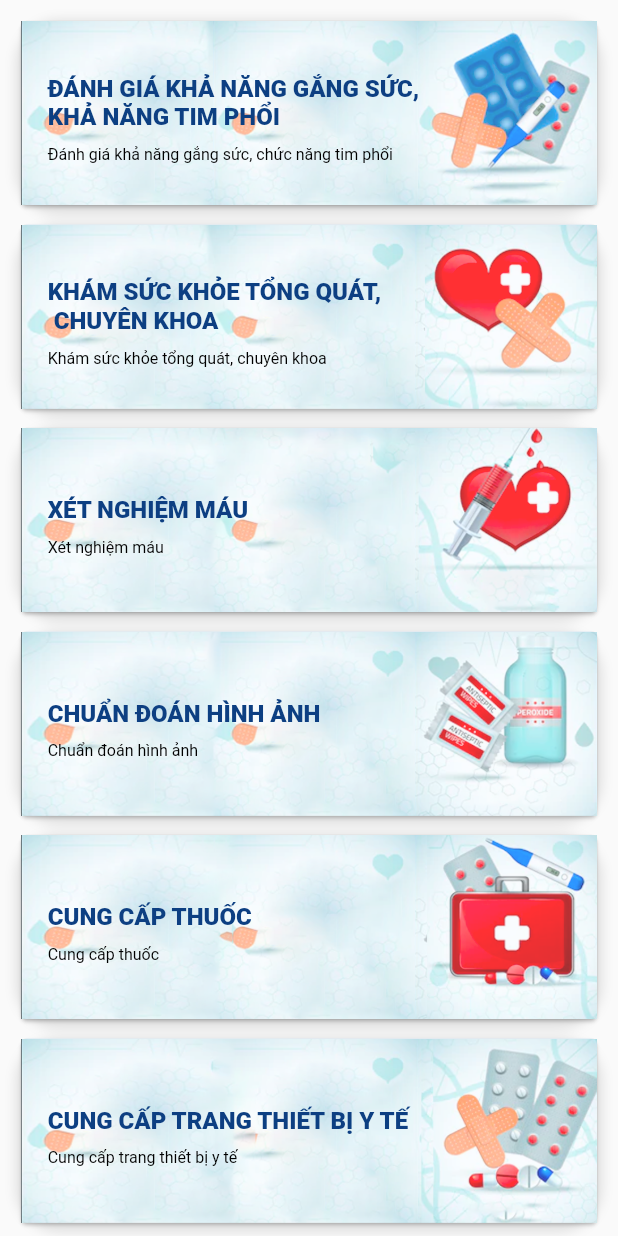
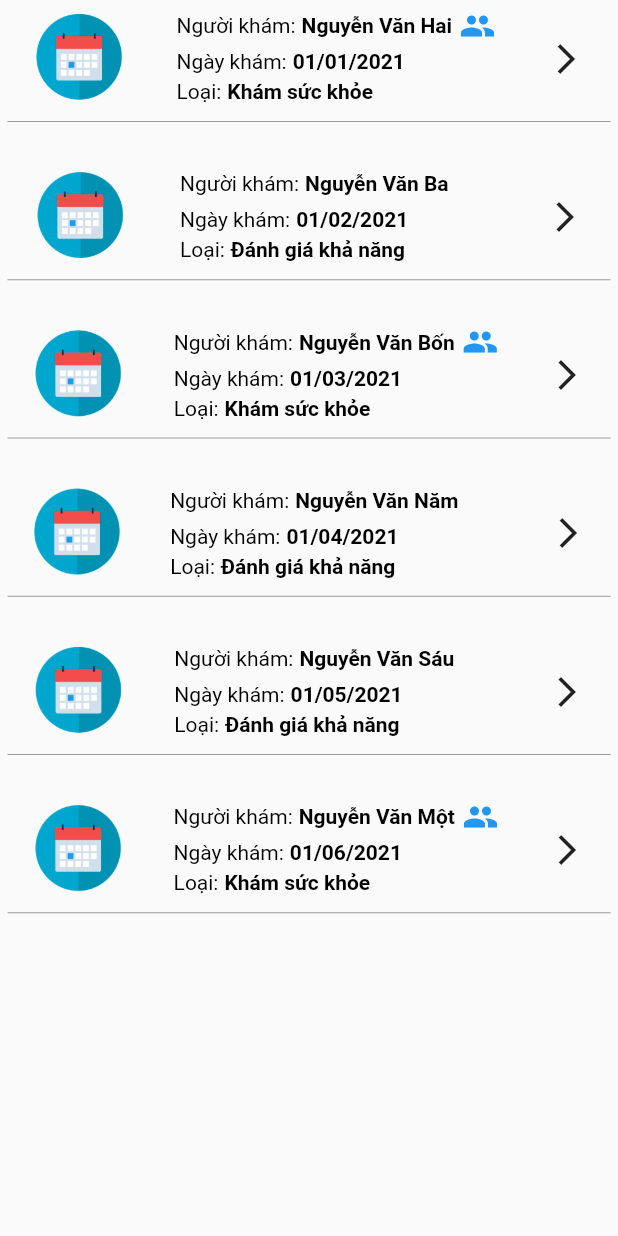
Before and after one commit to lqchuong/RoyalHealthcare, a Flutter app: the AppListView widget shown alone on an empty page, opened directly, on a phone screen of 412 x 824 dp. Run offline on Flutter 3.47's test engine with Material 2 defaults, Android fonts, the phone set to English and light mode, and no system bars; our stand-ins replace carousel_pro, cloud_firestore, dots_indicator, dropdown_button2, firebase_auth, firebase_core and 4 more; missing offline and left inert: dart:ffi, numeric_keyboard; accounts and stored records are empty; network calls fail.

Commit message:
add list register

```diff
--- a/lib/app/modules/user/views/user_page.dart
+++ b/lib/app/modules/user/views/user_page.dart
@@ -167,7 +167,7 @@ class _UserPageState extends State<UserPage> {
                       const Divider(color: Colors.black38,),
                       InkWell(
                         onTap: () {
-                          Navigator.of(context).pushNamed('/detail');
+                          Get.toNamed(Routes.REGISTERLIST);
                         },
                         child: Container(
                           height: 80,
--- a/lib/app/routes/app_pages.dart
+++ b/lib/app/routes/app_pages.dart
@@ -8,6 +8,7 @@ import 'package:food_delivery/app/modules/user/views/user_page.dart';
 import 'package:get/get.dart';
 
 import '../modules/register/views/register_HealthCheck.dart';
+import '../modules/register/views/register_list.dart';
 
 part 'app_routes.dart';
 
@@ -46,6 +47,8 @@ class AppPages {
       name: _Paths.REGISTERHEALTHCHECK,
       page: () => RegisterHealthCheck(),
     ),
-
+    GetPage(
+        name: _Paths.REGISTERLIST,
+        page: () => RegisterList())
   ];
 }
--- a/lib/app/routes/app_routes.dart
+++ b/lib/app/routes/app_routes.dart
@@ -13,6 +13,7 @@ abstract class Routes {
   static const SPLASHSCREEN = _Paths.SPLASHSCREEN;
   static const USERPAGE = _Paths.USERPAGE;
   static const REGISTERHEALTHCHECK = _Paths.REGISTERHEALTHCHECK;
+  static const REGISTERLIST = _Paths.REGISTERLIST;
 }
 
 abstract class _Paths {
@@ -25,7 +26,7 @@ abstract class _Paths {
   static const SPLASHSCREEN = '/SplashScreen';
   static const USERPAGE = '/UserPage';
   static const REGISTERHEALTHCHECK = '/RegisterHealthCheck';
-
+  static const REGISTERLIST = '/RegisterList';
 
 
 }
--- a/lib/app/widgets/list_view.dart
+++ b/lib/app/widgets/list_view.dart
@@ -12,23 +12,21 @@ class AppListView extends StatelessWidget {
   @override
   Widget build(BuildContext context) {
     List<Map<String, dynamic>> categories = [
-      {"img": "assets/icon_home_page/ic1.png","title":"ĐÁNH GIÁ KHẢ NĂNG GẮNG SỨC,\nKHẢ NĂNG TIM PHỔI", "text": "Đánh giá khả năng gắng sức, chức năng tim phổi"},
-      {"img": "assets/icon_home_page/ic2.png","title":"KHÁM SỨC KHỎE TỔNG QUÁT,\n CHUYÊN KHOA", "text": "Khám sức khỏe tổng quát, chuyên khoa"},
-      {"img": "assets/icon_home_page/ic3.png","title":"XÉT NGHIỆM MÁU", "text": "Xét nghiệm máu"},
-      {"img": "assets/icon_home_page/ic4.png","title":"CHUẨN ĐOÁN HÌNH ẢNH", "text": "Chuẩn đoán hình ảnh"},
-      {"img": "assets/icon_home_page/ic5.png","title":"CUNG CẤP THUỐC", "text": "Cung cấp thuốc"},
-      {"img": "assets/icon_home_page/ic6.png","title":"CUNG CẤP TRANG THIẾT BỊ Y TẾ", "text": "Cung cấp trang thiết bị y tế"},
-      {"img": "assets/icon_home_page/ic5.png","title":"CÁC GÓI KHÁM SỨC KHỎE", "text": "Các gói khám sức khỏe"},
-      {"img": "assets/icon_home_page/ic6.png","title":"CÂU LẠC BỘ BỆNH NHÂN", "text": "Câu lạc bộ bệnh nhân"},
+      {"name": "Nguyễn Văn Hai","date":"01/01/2021","other":true, "type": "Khám sức khỏe"},
+      {"name": "Nguyễn Văn Ba","date":"01/02/2021","other":false, "type": "Đánh giá khả năng"},
+      {"name": "Nguyễn Văn Bốn","date":"01/03/2021","other":true, "type": "Khám sức khỏe"},
+      {"name": "Nguyễn Văn Năm","date":"01/04/2021","other":false, "type": "Đánh giá khả năng"},
+      {"name": "Nguyễn Văn Sáu","date":"01/05/2021","other":false, "type": "Đánh giá khả năng"},
+      {"name": "Nguyễn Văn Một","date":"01/06/2021","other":true, "type": "Khám sức khỏe"},
     ];
 
    return GridView.builder(
      // shrinkWrap: true,
-       padding: EdgeInsets.all(10),
+       padding: EdgeInsets.all(5),
      shrinkWrap: true,
      physics: NeverScrollableScrollPhysics(),
        gridDelegate: const SliverGridDelegateWithFixedCrossAxisCount(
-         childAspectRatio:3/1,
+         childAspectRatio:4/1,
          crossAxisCount: 1,
          crossAxisSpacing: 5,
          mainAxisSpacing: 5
@@ -42,62 +40,100 @@ class AppListView extends StatelessWidget {
               Navigator.of(context).pushNamed('/detail');
             },
            child: Container(
-             decoration: BoxDecoration(
-               borderRadius: BorderRadius.circular(30),
-               boxShadow: [
-                 BoxShadow(
-                   color: AppColors.shadowColor,
-                   blurRadius: 5.0,
-                   offset: Offset(0,3),
+
+             child: Column(
+               children: [
+                 Row(
+                   mainAxisAlignment: MainAxisAlignment.spaceAround,
+                   children: [
+                     Image.asset("assets/icon_home_page/Calendar.png", width: 60,height: 60,),
+
+                     Column(
+                       mainAxisAlignment: MainAxisAlignment.start,
+                             crossAxisAlignment: CrossAxisAlignment.start,
+                             children: [
+                               Row(
+                                 children: [
+                                   SmallText(text: "Người khám:", color: Colors.black,size: 14,),
+                                   SizedBox(width: 4,),
+                                   SmallText(text: categories[index]["name"] , fontWeight: FontWeight.w600, color: Colors.black,size: 14,),
+                                   SizedBox(width: 5,),
+                                   categories[index]["other"] ? Icon(Icons.people, color: Colors.blue,): Icon(null)
+                                 ],
+                               ),
+                               SizedBox(height: 4,),
+                               Row(
+                                 children: [
+                                   SmallText(text: "Ngày khám:", color: Colors.black,size: 14,),
+                                   SizedBox(width: 4,),
+                                   SmallText(text: categories[index]["date"],fontWeight: FontWeight.w600, color: Colors.black,size: 14,),
+                                 ],
+                               ),
+                               SizedBox(height: 4,),
+                               Row(
+                                 children: [
+                                   SmallText(text: "Loại:", color: Colors.black,size: 14,),
+                                   SizedBox(width: 4,),
+                                   SmallText(text: categories[index]["type"],fontWeight: FontWeight.w600, color: Colors.black,size: 14,),
+                                 ],
+                               ),
+                               SizedBox(height: 4,),
+
+                      ],
+                      ),
+                     Icon(Icons.arrow_forward_ios)
+                  ],
                  ),
-
+                 const Divider(color: Colors.black38,),
                ],
-             ),
-             child: Card(
-               color: Colors.blue[50],
-               child: Container(
-                 // padding: EdgeInsets.only(left: Dimensions.width10,
-                 //     right: Dimensions.width10),
-                 child:   Container(
-                   decoration: BoxDecoration(
-                     image: DecorationImage(
-                       fit: BoxFit.cover,
-                       opacity: 0.8,
-                       image: AssetImage(
-                         categories[index]["img"],
-                       ),
-                     ),
-                   ),
-                   child:  Container(
-
-                     padding: EdgeInsets.only(
-                         left: Dimensions.width20,
-                         top: Dimensions.height20
-
-                     ),
-                     child:  Column(
-                       crossAxisAlignment: CrossAxisAlignment.start,
-                       mainAxisAlignment: MainAxisAlignment.center,
-                       children: [
-
-                         BigText(text: categories[index]["title"],
-                           color: AppColors.mainColor,fontWeight: FontWeight.w900,size: 16,),
-                         SizedBox(height: Dimensions.height10,),
-                         SmallText(text: categories[index]["text"],
-                             color: Colors.black),
-                         SizedBox(height: Dimensions.height10,),
-
-                       ],
-                     ),
-                   ),
-
-                 ),
+             )
 
 
-               ),
-
-
-             ),
+             // Card(
+             //   color: Colors.blue[50],
+             //   child: Container(
+             //     // padding: EdgeInsets.only(left: Dimensions.width10,
+             //     //     right: Dimensions.width10),
+             //     child:   Container(
+             //       decoration: BoxDecoration(
+             //         image: DecorationImage(
+             //           fit: BoxFit.cover,
+             //           opacity: 0.8,
+             //           image: AssetImage(
+             //             categories[index]["img"],
+             //           ),
+             //         ),
+             //       ),
+             //       child:  Container(
+             //
+             //         padding: EdgeInsets.only(
+             //             left: Dimensions.width20,
+             //             top: Dimensions.height20
+             //
+             //         ),
+             //         child:  Column(
+             //           crossAxisAlignment: CrossAxisAlignment.start,
+             //           mainAxisAlignment: MainAxisAlignment.center,
+             //           children: [
+             //
+             //             BigText(text: categories[index]["title"],
+             //               color: AppColors.mainColor,fontWeight: FontWeight.w900,size: 16,),
+             //             SizedBox(height: Dimensions.height10,),
+             //             SmallText(text: categories[index]["text"],
+             //                 color: Colors.black),
+             //             SizedBox(height: Dimensions.height10,),
+             //
+             //           ],
+             //         ),
+             //       ),
+             //
+             //     ),
+             //
+             //
+             //   ),
+             //
+             //
+             // ),
            )
          );
 
--- a/lib/app/widgets/text/small_text.dart
+++ b/lib/app/widgets/text/small_text.dart
@@ -8,11 +8,13 @@ class SmallText extends StatelessWidget {
   final String text;
   double size;
   double height;
+  FontWeight fontWeight ;
 
   SmallText({Key? key, this.color = const Color(0xFF89dad0),
     required this.text,
     this.size = 0,
-    this.height = 1.2
+    this.height = 1.2,
+    this.fontWeight = FontWeight.w400,
   }) : super(key: key);
 
   @override
@@ -23,6 +25,7 @@ class SmallText extends StatelessWidget {
         // fontFamily: 'Roboto',
           color: color,
           fontSize: size==0?Dimensions.font12:size,
+          fontWeight: fontWeight
       ),
     );
   }
```
Also changed, not shown: lib/app/modules/register/views/register_list.dart (added, +94 -0 lines).
